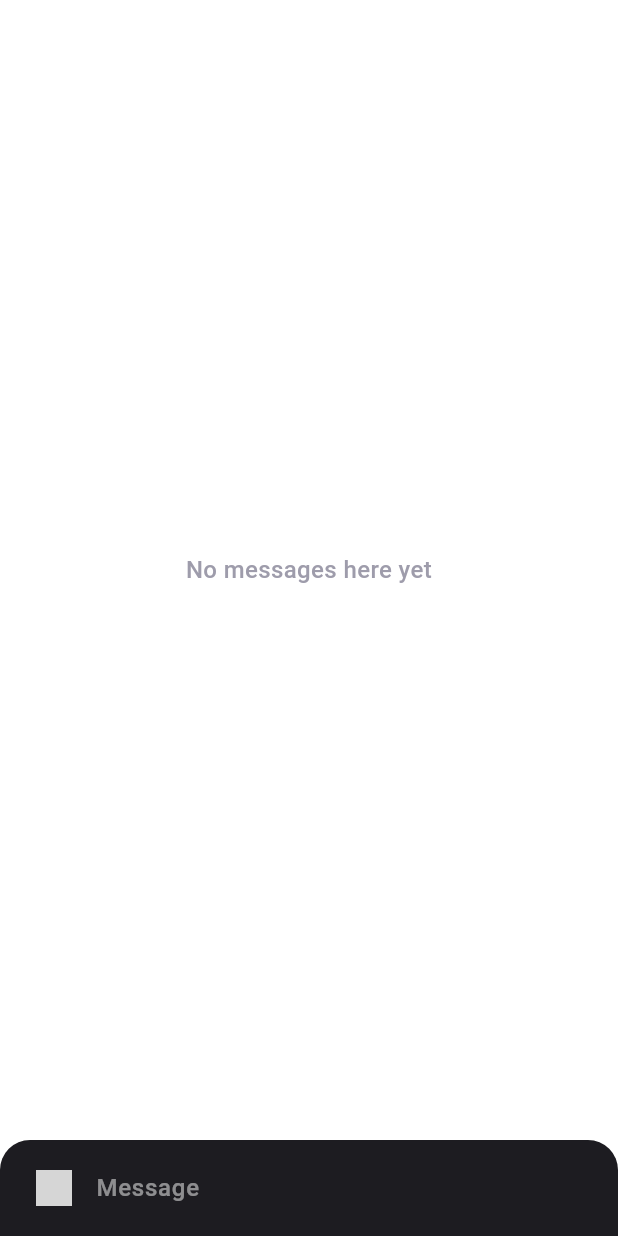
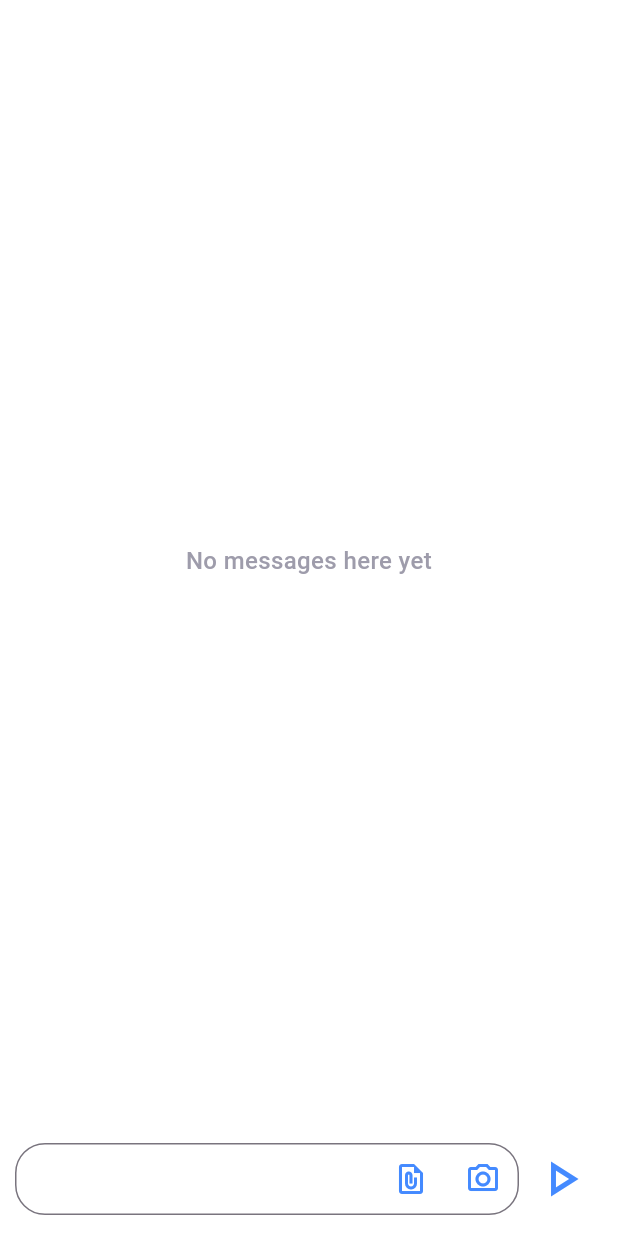
Before and after one commit to leonanmar886/flutter_chat, a Flutter app: the screen it shows after launch, on a phone screen of 412 x 824 dp. Run offline on Flutter 3.47's test engine with Material 3 defaults, Android fonts, the phone set to English and light mode, and no system bars; our stand-ins replace bubble, file_picker, flutter_chat_types, flutter_chat_ui, image_picker, open_filex; grey boxes are pictures that could not be loaded.

Commit message:
barra de envio de mensagem estilizada

```diff
--- /dev/null
+++ b/lib/chatInputField.dart
@@ -0,0 +1,70 @@
+import 'package:flutter/material.dart';
+import 'package:flutter_chat_types/flutter_chat_types.dart' as types;
+
+class ChatInputField extends StatelessWidget {
+  final TextEditingController _controller = TextEditingController();
+  final void Function(types.PartialText) handleSendPressed;
+
+  ChatInputField({
+    super.key,
+    required this.handleSendPressed,
+  });
+
+  @override
+  Widget build(BuildContext context) {
+    return Padding(
+      padding: const EdgeInsets.all(10.0), // Especifique o padding aqui
+      child: Row(
+        children: [
+          Expanded(
+            child: TextField(
+              controller: _controller,
+              decoration: InputDecoration(
+                border: OutlineInputBorder(
+                  borderRadius: BorderRadius.circular(20.0),
+                ),
+                contentPadding: const EdgeInsets.all(10.0),
+                suffixIcon: Row(
+                  mainAxisSize: MainAxisSize.min, // Adicione esta linha
+                  children: [
+                    IconButton(
+                      icon: const Icon(
+                          Icons.file_present_outlined,
+                          color: Colors.blueAccent
+                        ),
+                      onPressed: () {
+                        // Handle add icon press
+                      },
+                    ),
+                    IconButton(
+                      icon: const Icon(
+                          Icons.camera_alt_outlined,
+                          color: Colors.blueAccent,
+                        ),
+                      onPressed: () {
+                        // Handle add icon press
+                      },
+                    ),
+                  ],
+                ),
+              ),
+              style: const TextStyle(fontSize: 14.0),
+            ),
+          ),
+          IconButton(
+            icon: const Icon(
+                Icons.play_arrow_outlined,
+                color: Colors.blueAccent,
+                size: 40.0,
+              ),
+            onPressed: () {
+              final partialText = types.PartialText(text: _controller.text);
+              handleSendPressed(partialText);
+              _controller.clear();
+            },
+          ),
+        ],
+      ),
+    );
+  }
+}
--- a/lib/main.dart
+++ b/lib/main.dart
@@ -1,16 +1,15 @@
 import 'dart:convert';
-import 'dart:ffi';
 import 'dart:io';
 import 'dart:math';
 
 import 'package:file_picker/file_picker.dart';
 import 'package:flutter/material.dart';
+import 'package:flutter_chat/chatInputField.dart';
 import 'package:flutter_chat/message.dart';
 import 'package:flutter_chat_types/flutter_chat_types.dart' as types;
 import 'package:flutter_chat_ui/flutter_chat_ui.dart';
 import 'package:http/http.dart' as http;
 import 'package:image_picker/image_picker.dart';
-import 'package:intl/intl.dart';
 import 'package:open_filex/open_filex.dart';
 import 'package:path_provider/path_provider.dart';
 
@@ -56,6 +55,9 @@ class _MyHomePageState extends State<MyHomePage> {
           user: _user,
           bubbleBuilder: _bubbleBuilder,
           customDateHeaderText: customDateHeaderText,
+          customBottomWidget: ChatInputField(
+            handleSendPressed: _handleSendPressed,
+          ),
         ),
       );
 
@@ -223,6 +225,7 @@ class _MyHomePageState extends State<MyHomePage> {
     _addMessage(textMessage);
   }
 
+
   Widget _bubbleBuilder(
     Widget child, {
     required message,
```
